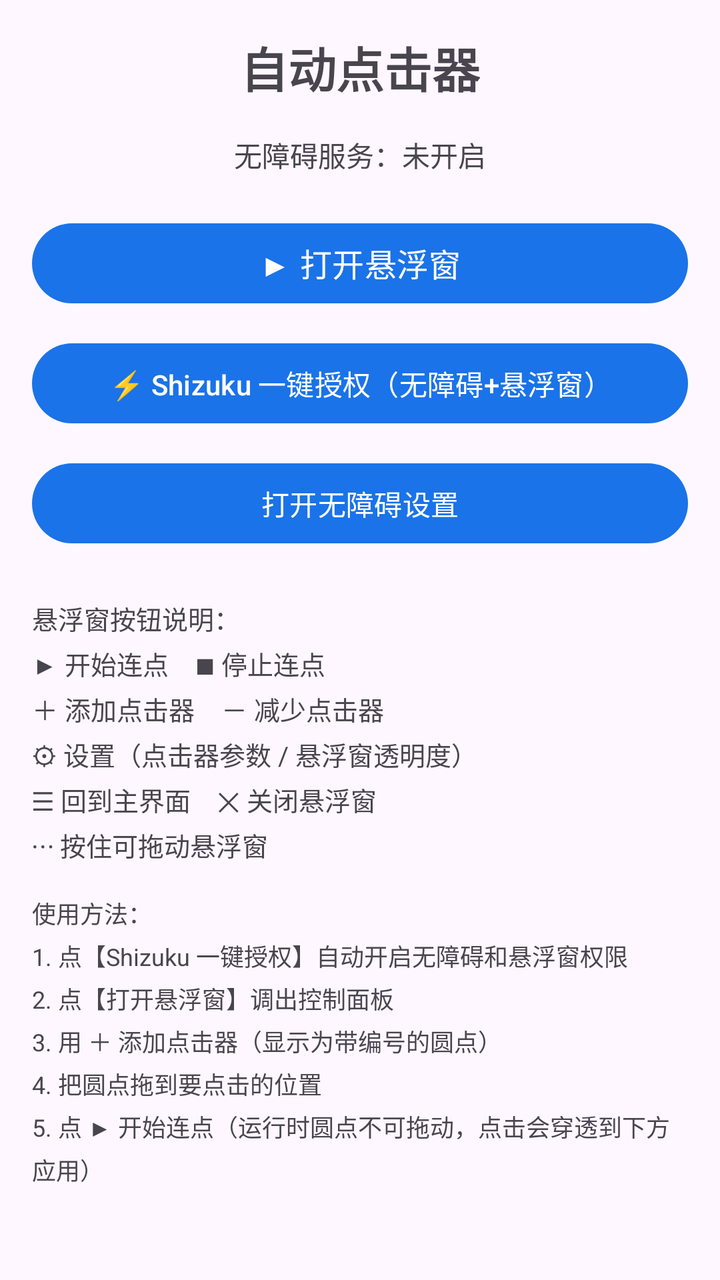
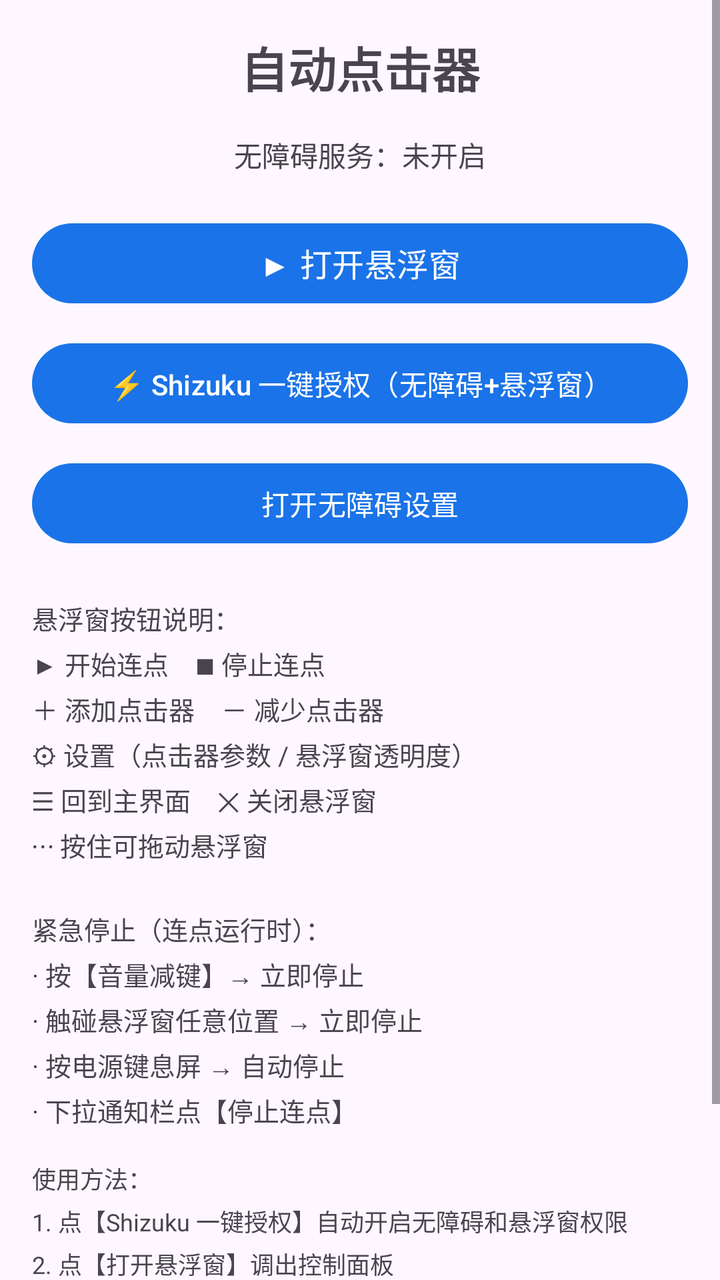

Before-and-after screenshots of an Android layout around one commit, followed by the original layout XML and the change that was made.
<!-- AndroidManifest.xml: application theme Theme.AutoClicker -->
<!-- res/layout/activity_main.xml -->
<?xml version="1.0" encoding="utf-8"?>
<ScrollView xmlns:android="http://schemas.android.com/apk/res/android"
    android:layout_width="match_parent"
    android:layout_height="match_parent"
    android:fitsSystemWindows="true">

    <LinearLayout
        android:layout_width="match_parent"
        android:layout_height="wrap_content"
        android:orientation="vertical"
        android:padding="16dp"
        android:gravity="center">

        <TextView
            android:layout_width="wrap_content"
            android:layout_height="wrap_content"
            android:text="自动点击器"
            android:textSize="24sp"
            android:textStyle="bold"
            android:layout_marginBottom="16dp"/>

        <TextView
            android:id="@+id/status"
            android:layout_width="wrap_content"
            android:layout_height="wrap_content"
            android:text="无障碍服务：未开启"
            android:textSize="14sp"
            android:layout_marginBottom="20dp"/>

        <Button android:id="@+id/btn_run"
            android:layout_width="match_parent"
            android:layout_height="wrap_content"
            android:text="▶ 打开悬浮窗"
            android:textSize="16sp"
            android:layout_marginBottom="12dp"/>

        <Button android:id="@+id/btn_shizuku"
            android:layout_width="match_parent"
            android:layout_height="wrap_content"
            android:text="⚡ Shizuku 一键授权（无障碍+悬浮窗）"
            android:textSize="14sp"
            android:layout_marginBottom="12dp"/>

        <Button android:id="@+id/btn_open_acc"
            android:layout_width="match_parent"
            android:layout_height="wrap_content"
            android:text="打开无障碍设置"
            android:textSize="14sp"/>

        <TextView
            android:layout_width="match_parent"
            android:layout_height="wrap_content"
            android:text="悬浮窗按钮说明：&#10;▶ 开始连点    ■ 停止连点&#10;＋ 添加点击器    － 减少点击器&#10;⚙ 设置（点击器参数 / 悬浮窗透明度）&#10;☰ 回到主界面    ✕ 关闭悬浮窗&#10;⋯ 按住可拖动悬浮窗"
            android:textSize="13sp"
            android:layout_marginTop="24dp"
            android:lineSpacingExtra="4dp"/>

        <TextView
            android:layout_width="match_parent"
            android:layout_height="wrap_content"
            android:text="使用方法：&#10;1. 点【Shizuku 一键授权】自动开启无障碍和悬浮窗权限&#10;2. 点【打开悬浮窗】调出控制面板&#10;3. 用 ＋ 添加点击器（显示为带编号的圆点）&#10;4. 把圆点拖到要点击的位置&#10;5. 点 ▶ 开始连点（运行时圆点不可拖动，点击会穿透到下方应用）"
            android:textSize="12sp"
            android:textColor="?android:attr/textColorSecondary"
            android:layout_marginTop="16dp"
            android:lineSpacingExtra="4dp"/>

    </LinearLayout>
</ScrollView>
<!-- resources referenced by this layout -->
<resources>
  <style name="Theme.AutoClicker" parent="Theme.Material3.DayNight">
          <item name="colorPrimary">@color/primary</item>
      </style>
  <color name="primary">#1a73e8</color>
</resources>

<!-- the commit's change to res/layout/activity_main.xml (unified diff, before → after) -->
@@ -50,7 +50,7 @@
         <TextView
             android:layout_width="match_parent"
             android:layout_height="wrap_content"
-            android:text="悬浮窗按钮说明：&#10;▶ 开始连点    ■ 停止连点&#10;＋ 添加点击器    － 减少点击器&#10;⚙ 设置（点击器参数 / 悬浮窗透明度）&#10;☰ 回到主界面    ✕ 关闭悬浮窗&#10;⋯ 按住可拖动悬浮窗"
+            android:text="悬浮窗按钮说明：&#10;▶ 开始连点    ■ 停止连点&#10;＋ 添加点击器    － 减少点击器&#10;⚙ 设置（点击器参数 / 悬浮窗透明度）&#10;☰ 回到主界面    ✕ 关闭悬浮窗&#10;⋯ 按住可拖动悬浮窗&#10;&#10;紧急停止（连点运行时）：&#10;· 按【音量减键】→ 立即停止&#10;· 触碰悬浮窗任意位置 → 立即停止&#10;· 按电源键息屏 → 自动停止&#10;· 下拉通知栏点【停止连点】"
             android:textSize="13sp"
             android:layout_marginTop="24dp"
             android:lineSpacingExtra="4dp"/>
